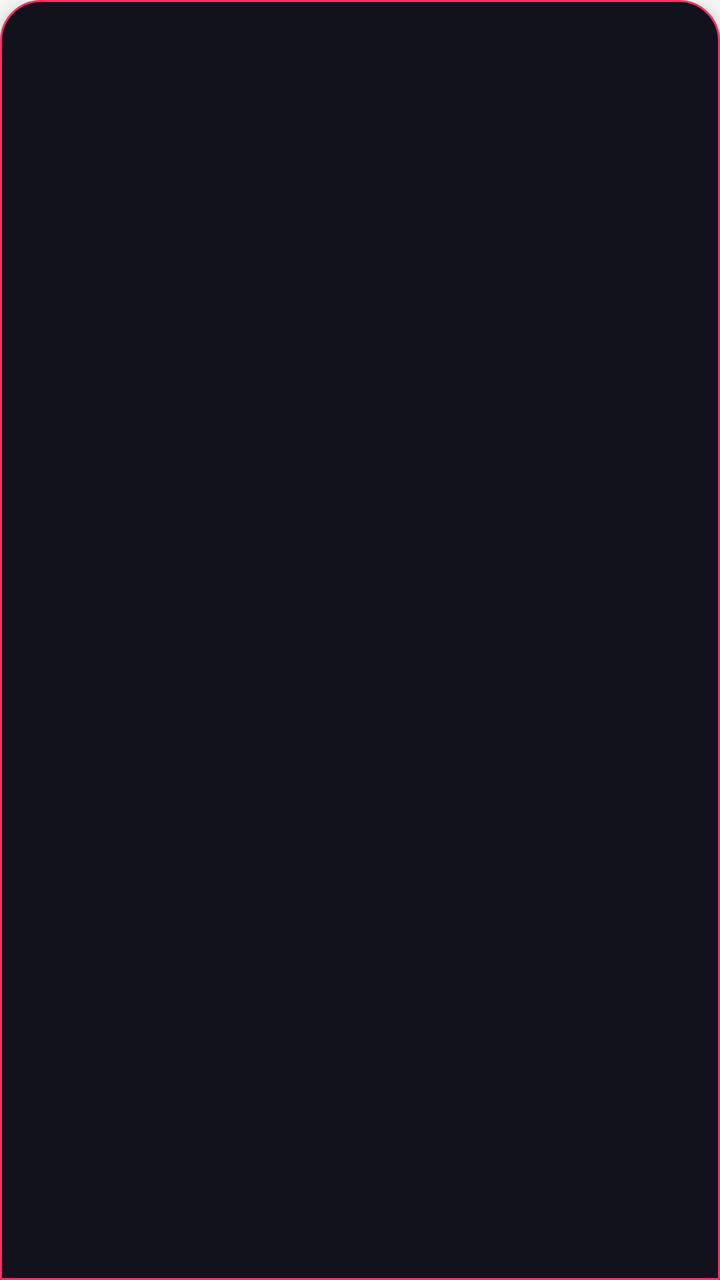
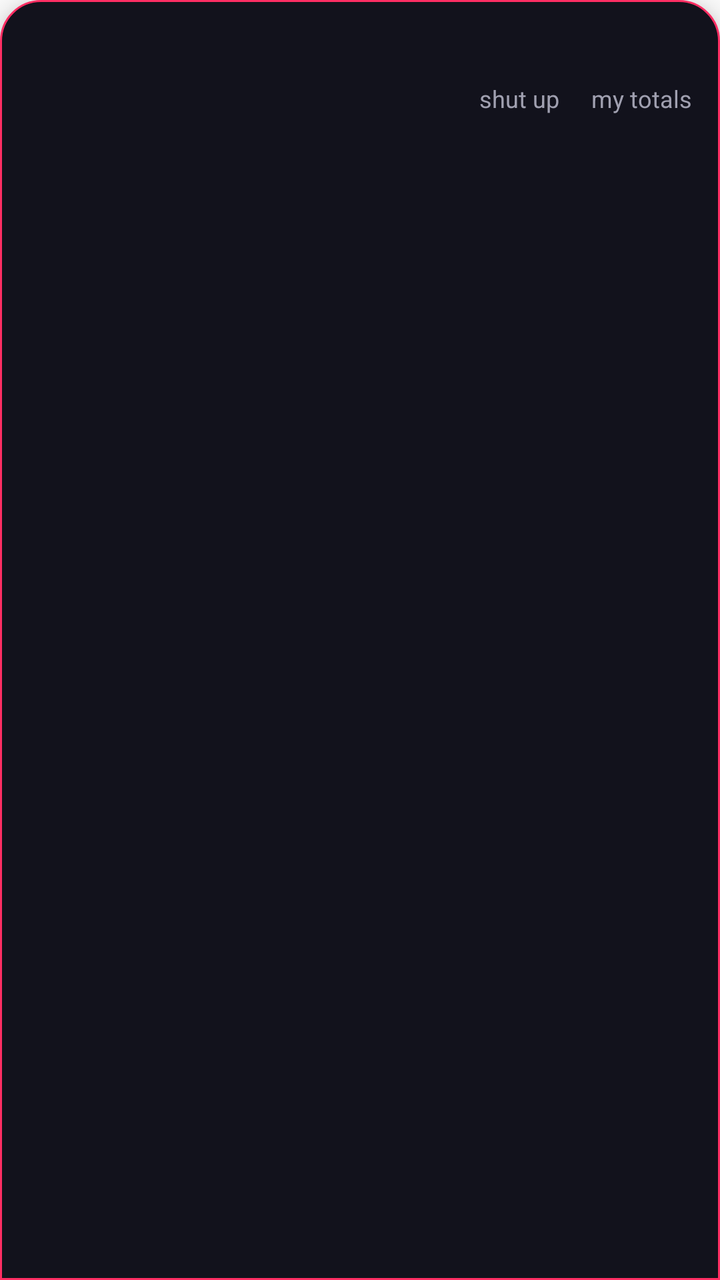

Before-and-after screenshots of an Android layout around one commit, followed by the original layout XML and the change that was made.
<!-- AndroidManifest.xml: application theme Theme.Capri -->
<!-- res/layout/banner_proactive.xml -->
<?xml version="1.0" encoding="utf-8"?>
<LinearLayout xmlns:android="http://schemas.android.com/apk/res/android"
    android:id="@+id/banner_root"
    android:layout_width="wrap_content"
    android:layout_height="wrap_content"
    android:background="@drawable/bg_chat_window"
    android:elevation="10dp"
    android:maxWidth="260dp"
    android:orientation="vertical"
    android:padding="12dp">

    <TextView
        android:id="@+id/banner_text"
        android:layout_width="wrap_content"
        android:layout_height="wrap_content"
        android:ellipsize="end"
        android:maxLines="2"
        android:textColor="@color/text_primary"
        android:textSize="14sp" />

</LinearLayout>
<!-- resources referenced by this layout -->
<resources>
  <color name="text_primary">#EDEDF2</color>
  <!-- drawable bg_chat_window (drawable) -->
  <?xml version="1.0" encoding="utf-8"?>
  <shape xmlns:android="http://schemas.android.com/apk/res/android"
      android:shape="rectangle">
      <solid android:color="@color/chat_bg" />
      <corners
          android:topLeftRadius="20dp"
          android:topRightRadius="20dp"
          android:bottomLeftRadius="0dp"
          android:bottomRightRadius="0dp" />
      <stroke
          android:width="1dp"
          android:color="@color/accent_red_pink" />
  </shape>
  <style name="Theme.Capri" parent="Theme.MaterialComponents.DayNight.NoActionBar">
          
          <item name="colorPrimary">@color/accent_red_pink</item>
          <item name="colorPrimaryVariant">@color/bubble_bg</item>
          <item name="colorOnPrimary">@color/white</item>
          
          <item name="colorSecondary">@color/accent_red_pink</item>
          <item name="colorSecondaryVariant">@color/accent_red_pink</item>
          <item name="colorOnSecondary">@color/white</item>
          <item name="android:statusBarColor">@color/bubble_bg</item>
      </style>
  <color name="chat_bg">#12121C</color>
  <color name="accent_red_pink">#FF2E63</color>
  <color name="bubble_bg">#14141F</color>
  <color name="white">#FFFFFFFF</color>
</resources>

<!-- the commit's change to res/layout/banner_proactive.xml (unified diff, before → after) -->
@@ -5,9 +5,9 @@
     android:layout_height="wrap_content"
     android:background="@drawable/bg_chat_window"
     android:elevation="10dp"
-    android:maxWidth="260dp"
+    android:maxWidth="340dp"
     android:orientation="vertical"
-    android:padding="12dp">
+    android:padding="14dp">
 
     <TextView
         android:id="@+id/banner_text"
@@ -18,4 +18,29 @@
         android:textColor="@color/text_primary"
         android:textSize="14sp" />
 
+    <LinearLayout
+        android:layout_width="match_parent"
+        android:layout_height="wrap_content"
+        android:layout_marginTop="8dp"
+        android:orientation="horizontal"
+        android:gravity="end">
+
+        <TextView
+            android:id="@+id/chip_shut_up"
+            android:layout_width="wrap_content"
+            android:layout_height="wrap_content"
+            android:layout_marginEnd="16dp"
+            android:text="shut up"
+            android:textColor="@color/text_secondary"
+            android:textSize="12sp" />
+
+        <TextView
+            android:id="@+id/chip_my_totals"
+            android:layout_width="wrap_content"
+            android:layout_height="wrap_content"
+            android:text="my totals"
+            android:textColor="@color/text_secondary"
+            android:textSize="12sp" />
+    </LinearLayout>
+
 </LinearLayout>
<!-- resource entries referenced after the edit -->
@@ -1,6 +1,7 @@
 <!-- resources referenced by this layout -->
 <resources>
   <color name="text_primary">#EDEDF2</color>
+  <color name="text_secondary">#A0A0B0</color>
   <!-- drawable bg_chat_window (drawable) -->
   <?xml version="1.0" encoding="utf-8"?>
   <shape xmlns:android="http://schemas.android.com/apk/res/android"
